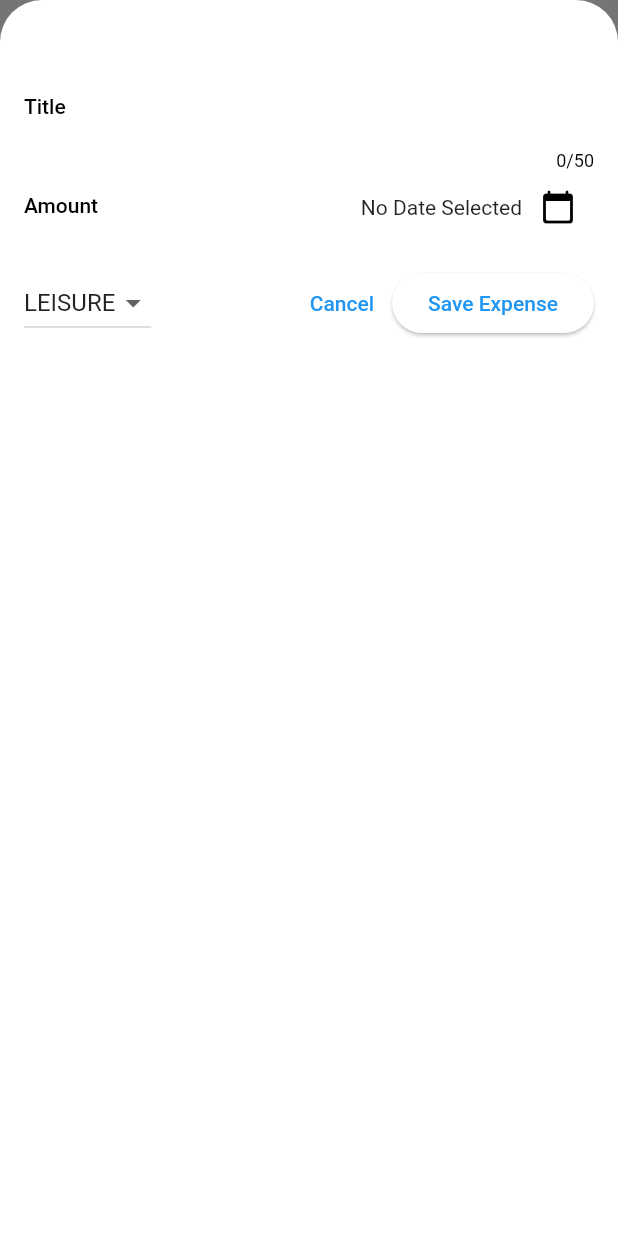
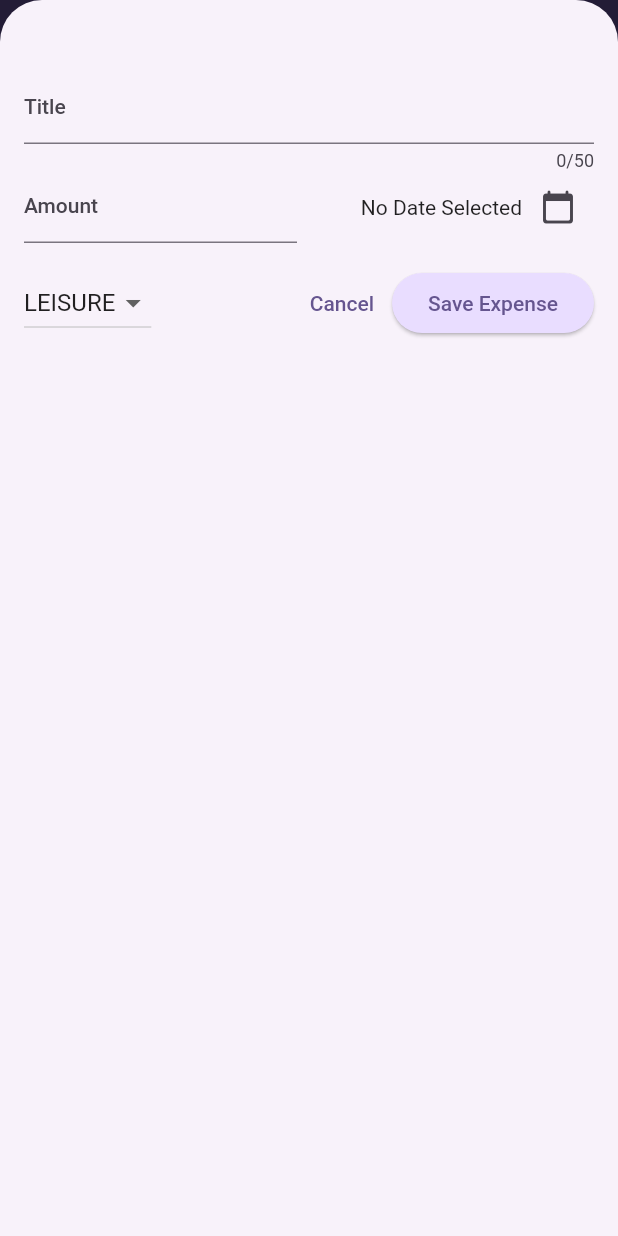
Before and after one commit to Aryan-Sood/Expense-Tracker-Flutter-, a Flutter app: the screen it shows after launch, after a tap on the "add" icon, on a phone screen of 412 x 824 dp. Run offline on Flutter 3.47's test engine with Material 2 defaults, Android fonts, the phone set to English and light mode, and no system bars.

Commit message:
worked on themes

```diff
--- a/lib/main.dart
+++ b/lib/main.dart
@@ -1,11 +1,33 @@
 import 'package:flutter/material.dart';
 import 'package:expense_tracker/widgets/expenses.dart';
+
+var kColorScheme =
+    ColorScheme.fromSeed(seedColor: const Color.fromARGB(255, 96, 59, 181));
 
 void main() {
   runApp(MaterialApp(
     theme: ThemeData().copyWith(
       useMaterial3: true,
-      scaffoldBackgroundColor: const Color.fromARGB(255, 220, 158, 237),
+      colorScheme: kColorScheme,
+      appBarTheme: const AppBarTheme().copyWith(
+        backgroundColor: kColorScheme.onPrimaryContainer,
+        foregroundColor: kColorScheme.primaryContainer,
+      ),
+      cardTheme: const CardTheme().copyWith(
+        color: kColorScheme.secondaryContainer,
+        margin: const EdgeInsets.symmetric(horizontal: 16, vertical: 8),
+      ),
+      elevatedButtonTheme: ElevatedButtonThemeData(
+        style: ElevatedButton.styleFrom(
+          backgroundColor: kColorScheme.primaryContainer,
+        ),
+      ),
+      textTheme: ThemeData().textTheme.copyWith(
+            titleLarge: TextStyle(
+                fontWeight: FontWeight.normal,
+                color: kColorScheme.onSecondaryContainer,
+                fontSize: 14),
+          ),
     ),
     home: const Expenses(),
   ));
```
